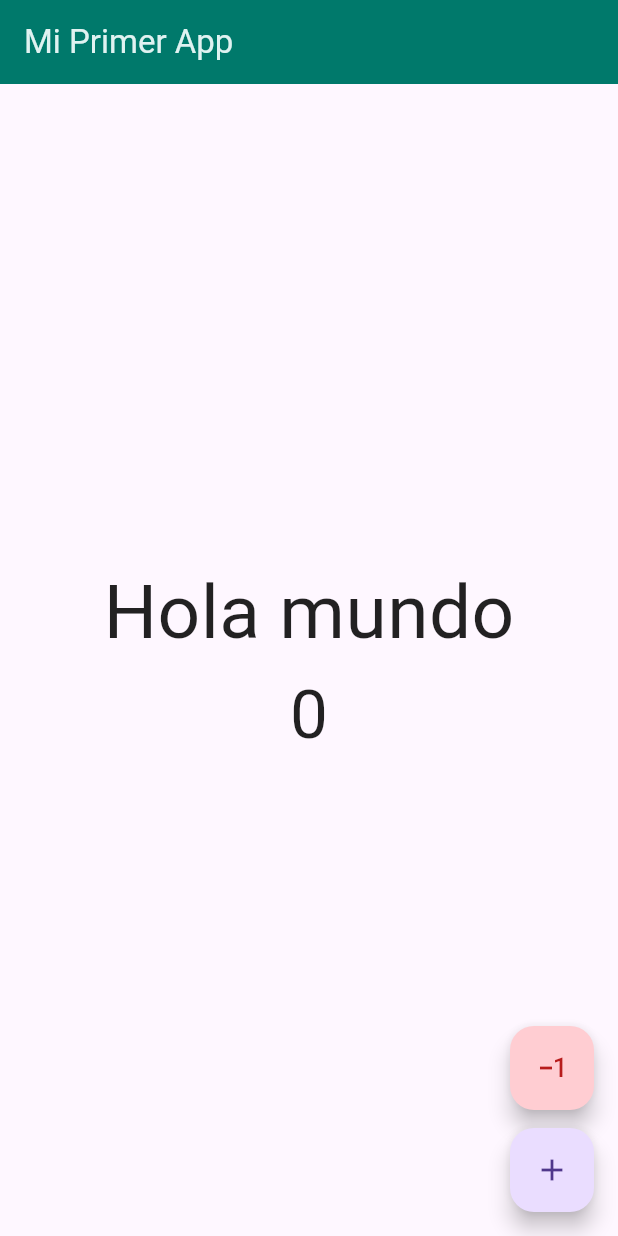
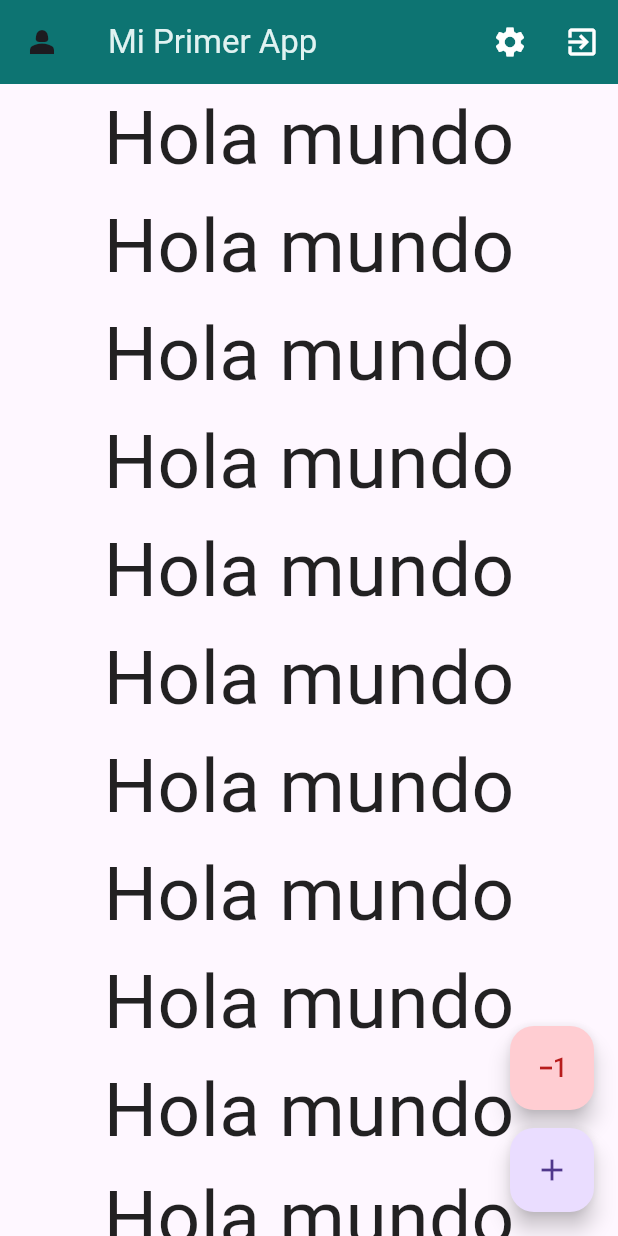
Before and after one commit to jalvarenga-unah/IS513-III-PAC-2025, a Flutter app: the screen it shows after launch, on a phone screen of 412 x 824 dp. Run offline on Flutter 3.47's test engine with Material 3 defaults, Android fonts, the phone set to English and light mode, and no system bars.

Commit message:
Personalizacion del appbar

```diff
--- a/intro-flutter/mi_primer_app/lib/main.dart
+++ b/intro-flutter/mi_primer_app/lib/main.dart
@@ -20,10 +20,21 @@ class MyAppState extends State<MyApp> {
 
   @override
   Widget build(BuildContext context) {
-    print('actualizacion del widget (estado)');
     return MaterialApp(
       home: Scaffold(
         appBar: AppBar(
+          elevation: 10,
+          leading: Icon(Icons.person_2_sharp),
+          actions: [
+            IconButton(
+              onPressed: () {},
+              icon: Icon(Icons.settings, color: Colors.white),
+            ),
+            IconButton(
+              onPressed: () {},
+              icon: Icon(Icons.exit_to_app, color: Colors.white),
+            ),
+          ],
           centerTitle: false,
           backgroundColor: Colors.teal[700],
           title: Text(
@@ -34,6 +45,7 @@ class MyAppState extends State<MyApp> {
         // appBar: AppBar(backgroundColor: Color(0xFF242424)),
         body: SizedBox(
           width: double.infinity,
+          child: SingleChildScrollView(
             child: Column(
               mainAxisAlignment: MainAxisAlignment.center,
               mainAxisSize: MainAxisSize.max,
@@ -44,10 +56,79 @@ class MyAppState extends State<MyApp> {
                   style: TextStyle(fontSize: 50, color: Colors.black87),
                 ),
                 Text(
+                  'Hola mundo',
+                  style: TextStyle(fontSize: 50, color: Colors.black87),
+                ),
+                Text(
+                  'Hola mundo',
+                  style: TextStyle(fontSize: 50, color: Colors.black87),
+                ),
+                Text(
+                  'Hola mundo',
+                  style: TextStyle(fontSize: 50, color: Colors.black87),
+                ),
+                Text(
+                  'Hola mundo',
+                  style: TextStyle(fontSize: 50, color: Colors.black87),
+                ),
+                Text(
+                  'Hola mundo',
+                  style: TextStyle(fontSize: 50, color: Colors.black87),
+                ),
+                Text(
+                  'Hola mundo',
+                  style: TextStyle(fontSize: 50, color: Colors.black87),
+                ),
+                Text(
+                  'Hola mundo',
+                  style: TextStyle(fontSize: 50, color: Colors.black87),
+                ),
+                Text(
+                  'Hola mundo',
+                  style: TextStyle(fontSize: 50, color: Colors.black87),
+                ),
+                Text(
+                  'Hola mundo',
+                  style: TextStyle(fontSize: 50, color: Colors.black87),
+                ),
+                Text(
+                  'Hola mundo',
+                  style: TextStyle(fontSize: 50, color: Colors.black87),
+                ),
+                Text(
+                  'Hola mundo',
+                  style: TextStyle(fontSize: 50, color: Colors.black87),
+                ),
+                Text(
+                  'Hola mundo',
+                  style: TextStyle(fontSize: 50, color: Colors.black87),
+                ),
+                Text(
+                  'Hola mundo',
+                  style: TextStyle(fontSize: 50, color: Colors.black87),
+                ),
+                Text(
+                  'Hola mundo',
+                  style: TextStyle(fontSize: 50, color: Colors.black87),
+                ),
+                Text(
+                  'Hola mundo',
+                  style: TextStyle(fontSize: 50, color: Colors.black87),
+                ),
+                Text(
+                  'Hola mundo',
+                  style: TextStyle(fontSize: 50, color: Colors.black87),
+                ),
+                Text(
+                  'Hola mundo',
+                  style: TextStyle(fontSize: 50, color: Colors.black87),
+                ),
+                Text(
                   '$contador',
                   style: TextStyle(fontSize: 45, color: Colors.black87),
                 ),
               ],
+            ),
           ),
         ),
         // floatingActionButtonLocation:
```
Lines whose indentation alone changed are shown as unchanged.
